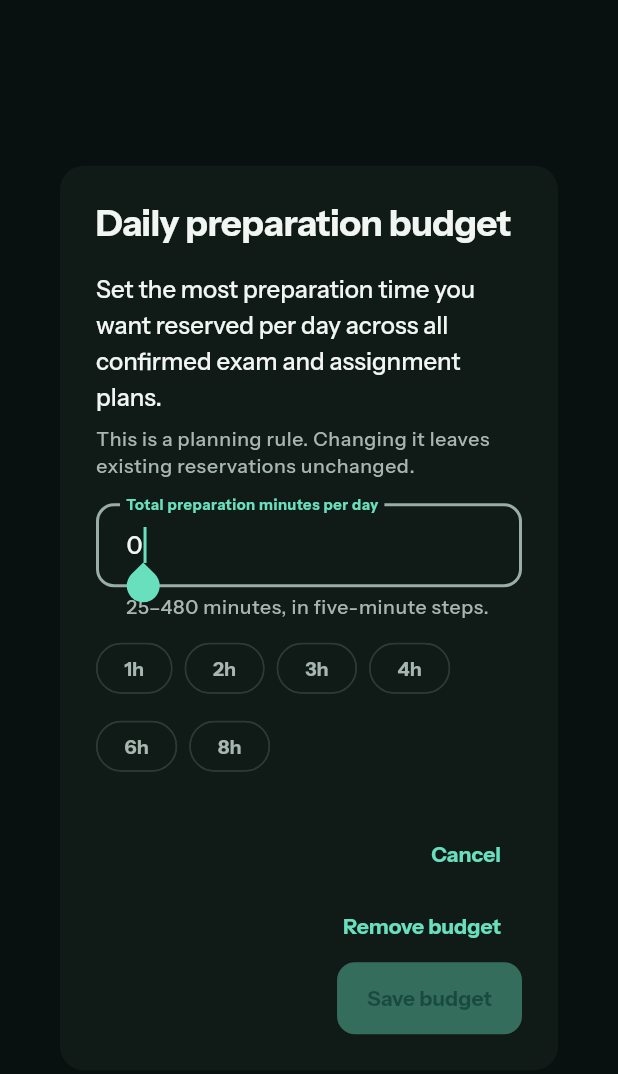
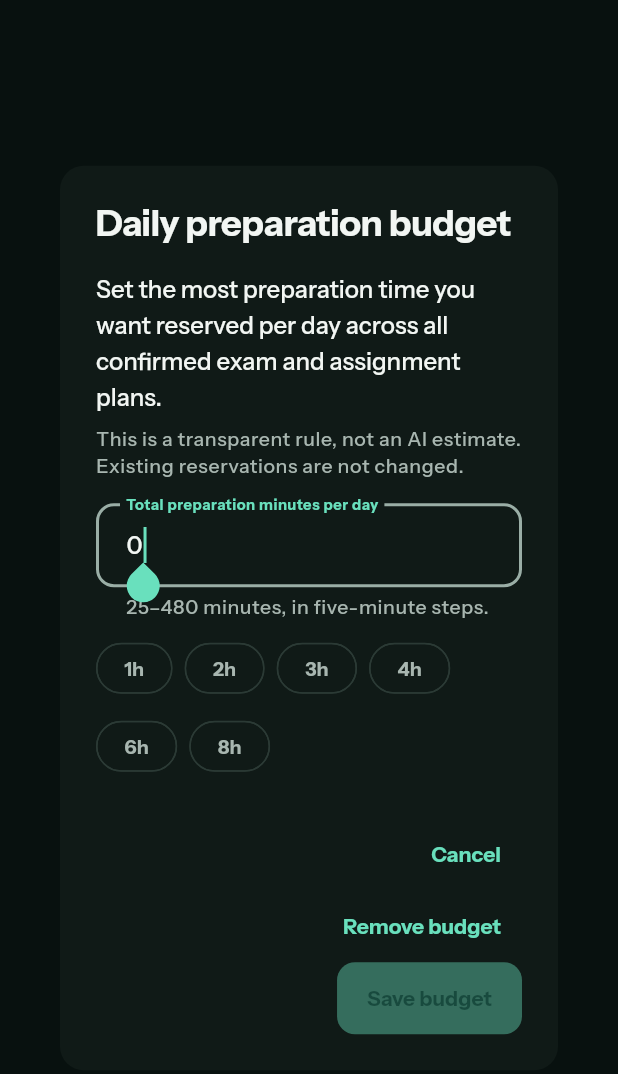
Before and after one commit to MyLifeGraph/MyLifeGraph, a Flutter app: the _PreparationBudgetDialog widget shown alone on an empty page, opened directly with empty values, on a phone screen of 412 x 824 dp. Shown: the top 1074 px of the screen. Run offline on Flutter 3.47's test engine with Material 3 defaults, Android fonts, the phone set to English and light mode, and no system bars; our stand-ins replace connectivity_plus, dio, flutter_riverpod, flutter_secure_storage, flutter_svg, go_router and 6 more; missing offline and left inert: dart:js_interop, file_selector, webview_flutter_android; accounts and stored records are empty; project files that could hold a hidden picture were left out.

```diff
--- a/apps/mobile/lib/features/settings/presentation/pages/settings_page.dart
+++ b/apps/mobile/lib/features/settings/presentation/pages/settings_page.dart
@@ -1135,7 +1135,7 @@ class _PreparationBudgetDialogState extends State<_PreparationBudgetDialog> {
             ),
             const SizedBox(height: AppSpacing.sm),
             Text(
-              'This is a planning rule. Changing it leaves existing reservations unchanged.',
+              'This is a transparent rule, not an AI estimate. Existing reservations are not changed.',
               style: Theme.of(context).textTheme.bodySmall,
             ),
             const SizedBox(height: AppSpacing.md),
```
Also changed, not shown: 1 other file.
